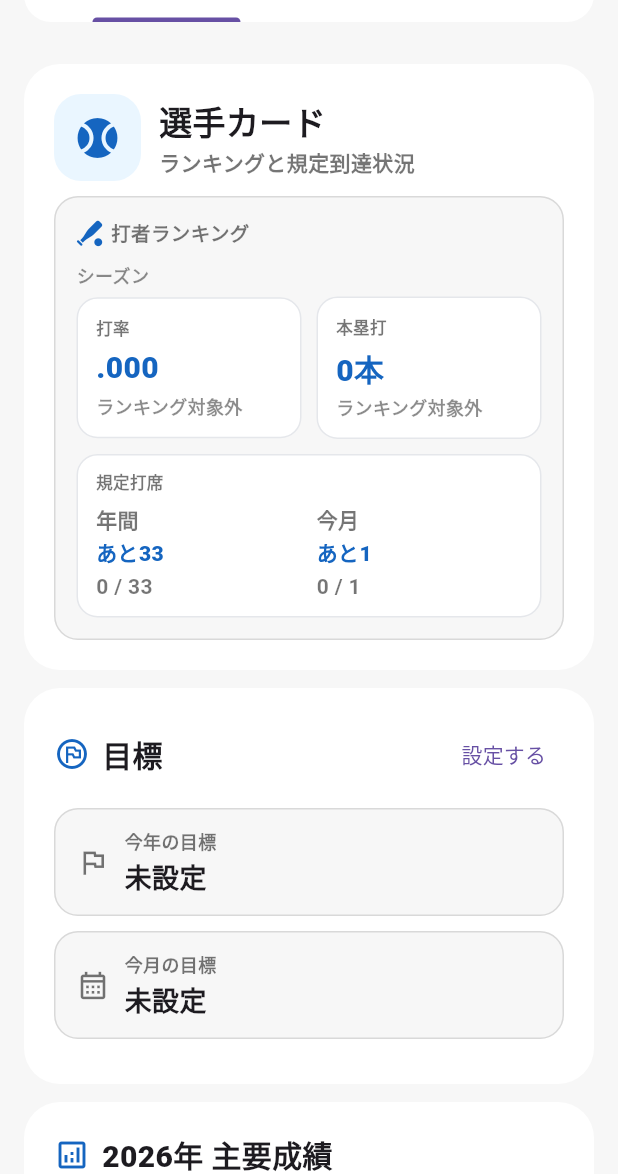
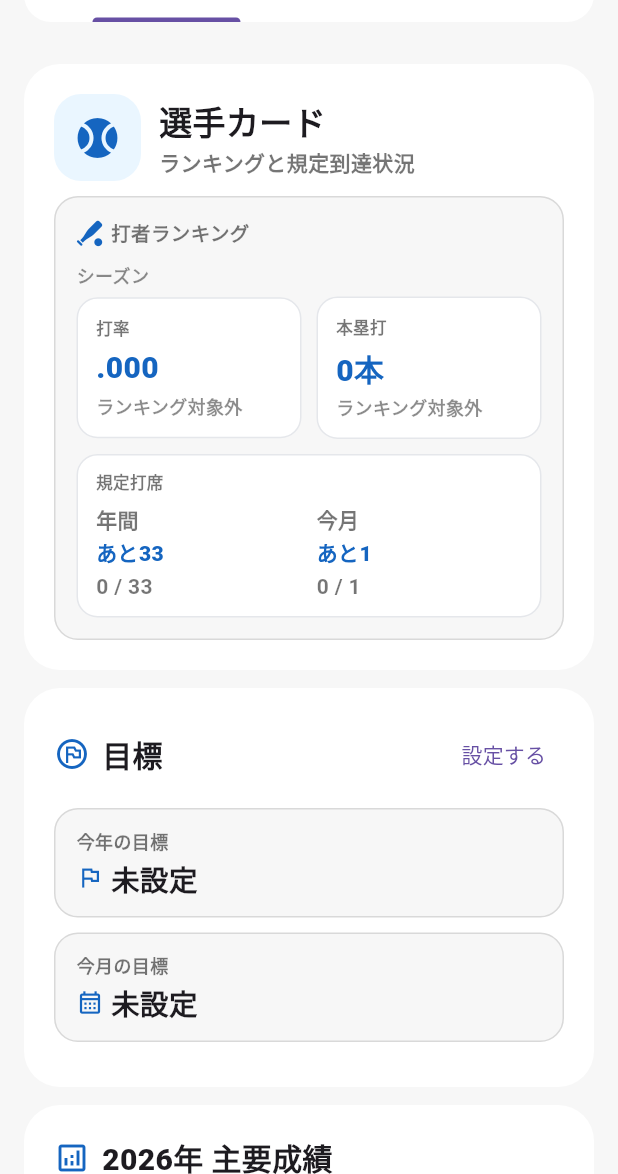
Before and after one commit to mata-s/b_net, a Flutter app: the PlayerPage screen opened directly with empty values, on a phone screen of 412 x 824 dp, the part 62-1236 px from its top. Run offline on Flutter 3.47's test engine with Material 3 defaults, Android fonts, the phone set to English and light mode, and no system bars; our stand-ins replace cloud_firestore, cloud_functions, firebase_auth, firebase_core, firebase_messaging, firebase_storage and 5 more; missing offline and left inert: gal, purchases_flutter; accounts and stored records are empty.

Commit message:
Improve player dashboard goal cards

```diff
--- a/lib/pages/private/player_dashboard_page.dart
+++ b/lib/pages/private/player_dashboard_page.dart
@@ -377,6 +377,7 @@ class _PlayerDashboardPageState extends State<PlayerDashboardPage> {
                     value: _goalTitle(goalData),
                     progressText: _goalProgressText(goalData),
                     isAchieved: goalData['isAchieved'] == true,
+                    achievementLabel: _goalAchievementLabel(goalData),
                     progress: _goalProgress(goalData),
                   );
                 },
@@ -399,6 +400,7 @@ class _PlayerDashboardPageState extends State<PlayerDashboardPage> {
                     value: _goalTitle(goalData),
                     progressText: _goalProgressText(goalData),
                     isAchieved: goalData['isAchieved'] == true,
+                    achievementLabel: _goalAchievementLabel(goalData),
                     progress: _goalProgress(goalData),
                   );
                 },
@@ -503,6 +505,17 @@ double? _goalProgress(Map<String, dynamic> goalData) {
   }
 
   return (actual / target).clamp(0.0, 1.0).toDouble();
+}
+
+String _goalAchievementLabel(Map<String, dynamic> goalData) {
+  final isRatio = goalData['isRatio'] == true;
+  final compareType = (goalData['compareType'] ?? '').toString();
+
+  if (isRatio || compareType == 'less') {
+    return '達成中';
+  }
+
+  return '達成済み';
 }
 
 String _formatGoalValue(dynamic statField, dynamic value) {
@@ -1206,6 +1219,52 @@ class _StatsSummaryItem {
   });
 }
 
+class _GoalProgressText extends StatelessWidget {
+  final String text;
+
+  const _GoalProgressText({required this.text});
+
+  @override
+  Widget build(BuildContext context) {
+    final parts = text.split(' / ');
+
+    if (parts.length != 2) {
+      return Text(
+        text,
+        maxLines: 1,
+        overflow: TextOverflow.ellipsis,
+        style: const TextStyle(
+          fontSize: 12,
+          color: Colors.black54,
+          fontWeight: FontWeight.w700,
+        ),
+      );
+    }
+
+    return RichText(
+      maxLines: 1,
+      overflow: TextOverflow.ellipsis,
+      text: TextSpan(
+        style: const TextStyle(
+          fontSize: 12,
+          color: Colors.black54,
+          fontWeight: FontWeight.w700,
+        ),
+        children: [
+          TextSpan(text: '${parts[0]} / '),
+          TextSpan(
+            text: parts[1],
+            style: const TextStyle(
+              color: Color(0xFF1565C0),
+              fontWeight: FontWeight.w900,
+            ),
+          ),
+        ],
+      ),
+    );
+  }
+}
+
 class _GoalTile extends StatelessWidget {
   final IconData icon;
   final String label;
@@ -1213,6 +1272,7 @@ class _GoalTile extends StatelessWidget {
   final String progressText;
   final bool isAchieved;
   final double? progress;
+  final String achievementLabel;
 
   const _GoalTile({
     required this.icon,
@@ -1220,6 +1280,7 @@ class _GoalTile extends StatelessWidget {
     required this.value,
     this.progressText = '',
     this.isAchieved = false,
+    this.achievementLabel = '達成済み',
     this.progress,
   });
 
@@ -1241,8 +1302,6 @@ class _GoalTile extends StatelessWidget {
       ),
       child: Row(
         children: [
-          Icon(icon, size: 22, color: Colors.black54),
-          const SizedBox(width: 10),
           Expanded(
             child: Column(
               crossAxisAlignment: CrossAxisAlignment.start,
@@ -1261,58 +1320,91 @@ class _GoalTile extends StatelessWidget {
                       const SizedBox(width: 6),
                       Container(
                         padding: const EdgeInsets.symmetric(
-                          horizontal: 8,
-                          vertical: 2,
+                          horizontal: 9,
+                          vertical: 4,
                         ),
                         decoration: BoxDecoration(
-                          color: Color(0xFFE8F5E9),
+                          color: const Color(0xFFE8F5E9),
                           borderRadius: BorderRadius.circular(999),
-                        ),
-                        child: const Text(
-                          '達成済み',
-                          style: TextStyle(
+                          border: Border.all(
+                            color: const Color(0xFF81C784),
+                          ),
+                        ),
+                        child: Row(
+                          mainAxisSize: MainAxisSize.min,
+                          children: [
+                            Icon(
+                              achievementLabel == '達成中'
+                                  ? Icons.track_changes
+                                  : Icons.emoji_events,
+                              size: 13,
+                              color: const Color(0xFF2E7D32),
+                            ),
+                            const SizedBox(width: 3),
+                            Text(
+                              achievementLabel,
+                              style: const TextStyle(
                                 fontSize: 11,
                                 fontWeight: FontWeight.w900,
-                            color: Colors.green,
-                          ),
+                                color: Color(0xFF2E7D32),
+                              ),
+                            ),
+                          ],
                         ),
                       ),
                     ],
                   ],
                 ),
                 const SizedBox(height: 3),
-                Text(
+                Row(
+                  children: [
+                    Icon(
+                      icon,
+                      size: 18,
+                      color: const Color(0xFF1565C0),
+                    ),
+                    const SizedBox(width: 5),
+                    Expanded(
+                      child: Text(
                         value,
                         maxLines: 1,
                         overflow: TextOverflow.ellipsis,
                         style: const TextStyle(
-                    fontSize: 18,
+                          fontSize: 19,
                           fontWeight: FontWeight.w900,
                         ),
+                      ),
+                    ),
+                  ],
                 ),
                 if (progress != null) ...[
                   const SizedBox(height: 10),
-                  ClipRRect(
+                  Container(
+                    height: 9,
+                    decoration: BoxDecoration(
+                      color: Colors.black12,
                       borderRadius: BorderRadius.circular(999),
-                    child: LinearProgressIndicator(
-                      value: progress,
-                      minHeight: 8,
-                      backgroundColor: Colors.black12,
+                    ),
+                    child: FractionallySizedBox(
+                      alignment: Alignment.centerLeft,
+                      widthFactor: (progress ?? 0).clamp(0.0, 1.0),
+                      child: Container(
+                        decoration: BoxDecoration(
+                          borderRadius: BorderRadius.circular(999),
+                          gradient: const LinearGradient(
+                            colors: [
+                              Color(0xFF1565C0),
+                              Color(0xFF7E57C2),
+                            ],
+                          ),
+                        ),
+                      ),
                     ),
                   ),
                 ],
                 if (progressText.isNotEmpty) ...[
                   const SizedBox(height: 3),
-                  Text(
-                    progressText,
-                    maxLines: 1,
-                    overflow: TextOverflow.ellipsis,
-                    style: const TextStyle(
-                      fontSize: 12,
-                      color: Colors.black54,
-                      fontWeight: FontWeight.w700,
-                    ),
-                  ),
+                  _GoalProgressText(text: progressText),
                 ],
               ],
             ),
```
Lines whose indentation alone changed are shown as unchanged.
